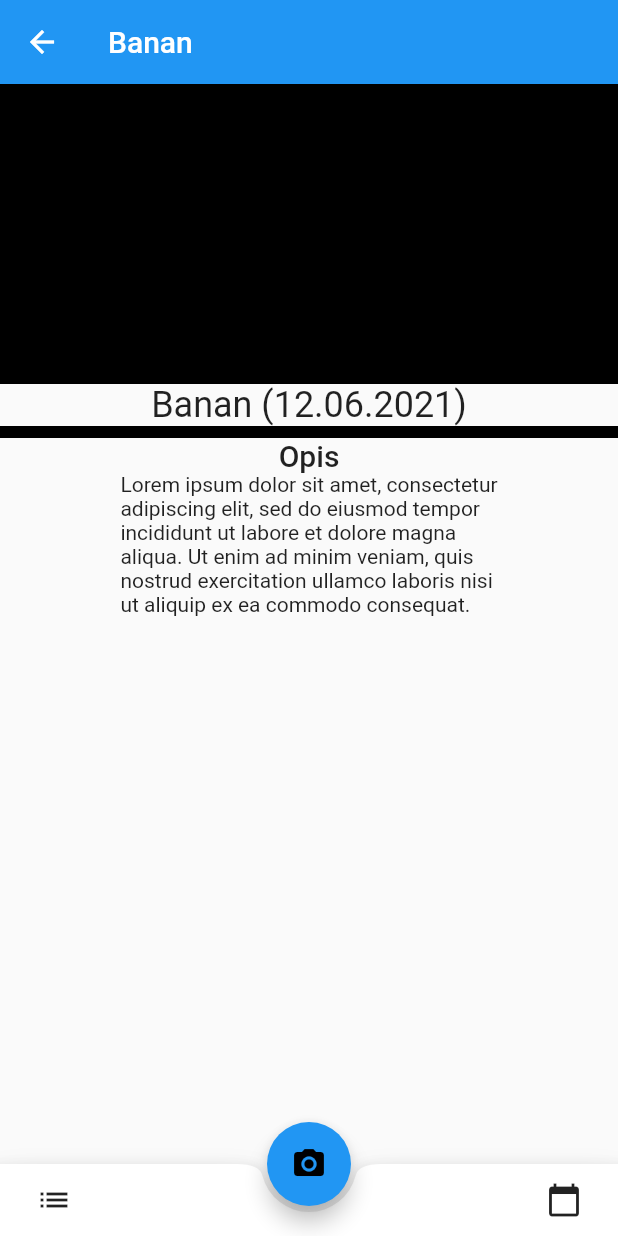
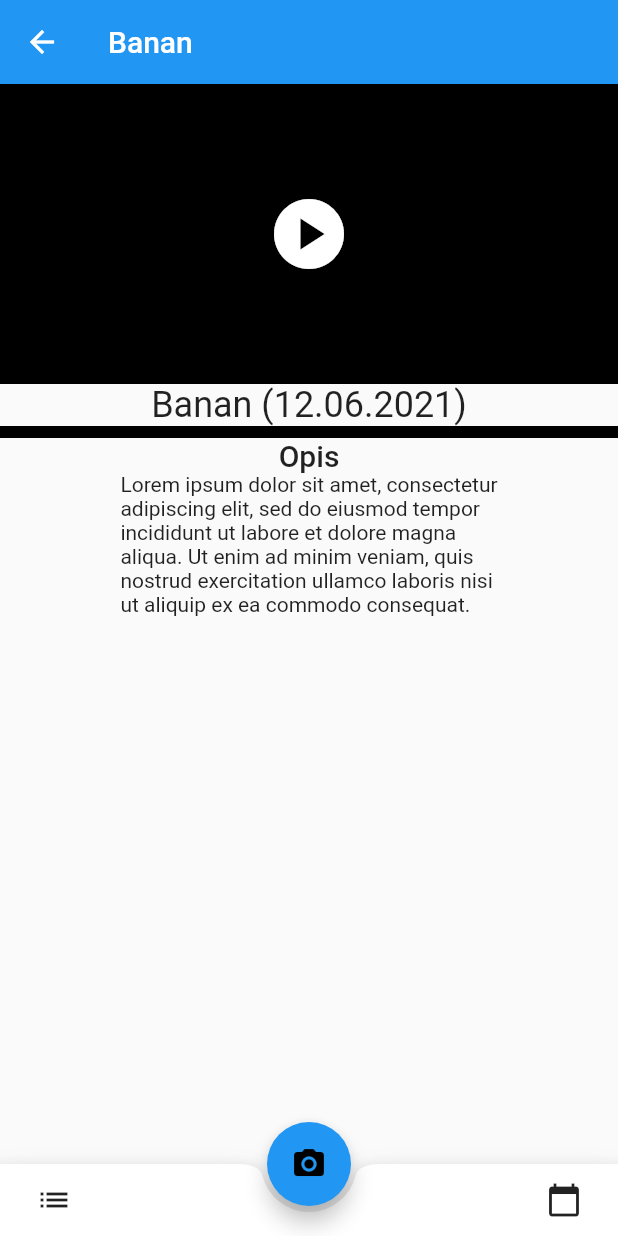
Before and after one commit to m-soltan/match_it, a Flutter app: the screen it shows after launch, after a tap on "Banan", on a phone screen of 412 x 824 dp. Run offline on Flutter 3.47's test engine with Material 2 defaults, Android fonts, the phone set to English and light mode, and no system bars.

Commit message:
add a play button

```diff
--- a/lib/definition_screen.dart
+++ b/lib/definition_screen.dart
@@ -26,7 +26,16 @@ class DefinitionScreen extends StatelessWidget {
       ),
       body: Column(
         children: <Widget> [
-          Container(color: Colors.black, height: 200),
+          Container(
+            color: Colors.black,
+            height: 200,
+            width: double.infinity,
+            child: Icon(
+              Icons.play_circle,
+              color: Colors.white,
+              size: 56,
+            ),
+          ),
           Container(
             child: Text(
               title + " (12.06.2021)",
```
